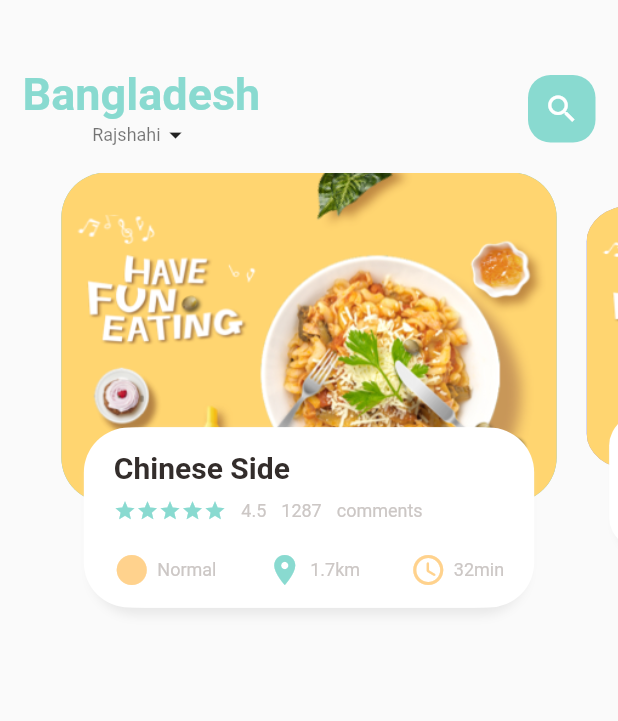
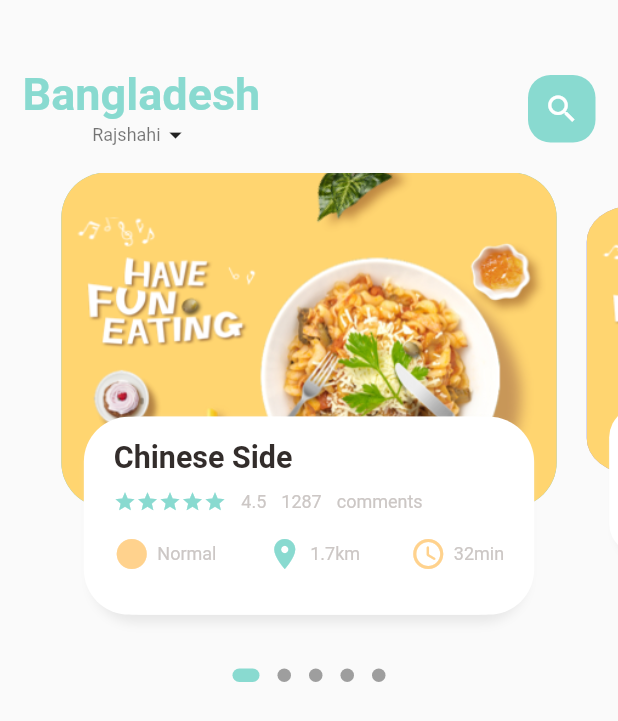
Before and after one commit to yousufCse/food_delivery, a Flutter app: the screen it shows after launch, on a phone screen of 412 x 824 dp. Shown: the top 721 px of the screen. Run offline on Flutter 3.47's test engine with Material 2 defaults, Android fonts, the phone set to English and light mode, and no system bars; drawn by our look-alikes of dots_indicator; our stand-ins replace get.

Commit message:
update some files

```diff
--- /dev/null
+++ b/lib/core/utils/dimentions.dart
@@ -0,0 +1,12 @@
+import 'package:food_delivery/core/utils/size_config.dart';
+
+class Dimentions {
+  static double pageView = SizeConfig.screenHeight / 2.54;
+  static double pageViewController = SizeConfig.screenHeight / 3.70;
+  static double pageViewTextContainer = SizeConfig.screenHeight / 5.8;
+  static double height10 = SizeConfig.screenHeight / 81.2;
+  static double height15 = SizeConfig.screenHeight / 54.13;
+  static double height20 = SizeConfig.screenHeight / 40.6;
+
+  static double font20 = SizeConfig.screenHeight / 40.6;
+}
--- a/lib/core/utils/size_config.dart
+++ b/lib/core/utils/size_config.dart
@@ -1,17 +1,15 @@
-import 'package:flutter/cupertino.dart';
+import 'package:get/get.dart';
 
 class SizeConfig {
-  static late MediaQueryData _mediaQueryData;
-  static late double screenWidth;
-  static late double screenHeight;
-  static late Orientation orientation;
+  static double screenHeight = Get.context!.height;
+  static double screenWidth = Get.context!.width;
 
-  void init(BuildContext context) {
-    _mediaQueryData = MediaQuery.of(context);
+  double getHeight(double inputHeight) {
+    return (inputHeight * screenHeight) / 812.0;
+  }
 
-    screenHeight = _mediaQueryData.size.width;
-    screenWidth = _mediaQueryData.size.height;
-    orientation = _mediaQueryData.orientation;
+  double getWidth(double inputWidth) {
+    return (inputWidth * screenWidth) / 375.0;
   }
 
   double getProportionalScreenWidth(double width) {
--- a/lib/core/widgets/big_text.dart
+++ b/lib/core/widgets/big_text.dart
@@ -1,4 +1,5 @@
 import 'package:flutter/material.dart';
+import 'package:food_delivery/core/utils/dimentions.dart';
 
 class BigText extends StatelessWidget {
   Color color;
@@ -9,7 +10,7 @@ class BigText extends StatelessWidget {
   BigText({
     Key? key,
     required this.text,
-    this.size = 20,
+    this.size = 0,
     this.overflow = TextOverflow.ellipsis,
     this.color = const Color(0xFF332d2b),
   }) : super(key: key);
@@ -23,7 +24,7 @@ class BigText extends StatelessWidget {
         color: color,
         fontWeight: FontWeight.w700,
         fontFamily: 'Roboto',
-        fontSize: size,
+        fontSize: size == 0 ? Dimentions.font20 : size,
       ),
     );
   }
--- a/lib/features/home/pages/main_food_page.dart
+++ b/lib/features/home/pages/main_food_page.dart
@@ -15,7 +15,6 @@ class MainFoodPage extends StatefulWidget {
 class _MainFoodPageState extends State<MainFoodPage> {
   @override
   Widget build(BuildContext context) {
-    SizeConfig().init(context);
     return Scaffold(
       body: Column(
         children: [
--- a/lib/features/home/widgets/food_page_body.dart
+++ b/lib/features/home/widgets/food_page_body.dart
@@ -1,5 +1,7 @@
+import 'package:dots_indicator/dots_indicator.dart';
 import 'package:flutter/material.dart';
 import 'package:food_delivery/core/utils/colors.dart';
+import 'package:food_delivery/core/utils/dimentions.dart';
 import 'package:food_delivery/core/utils/size_config.dart';
 import 'package:food_delivery/core/widgets/big_text.dart';
 import 'package:food_delivery/core/widgets/icon_and_text.dart';
@@ -16,11 +18,12 @@ class _FoodPageBodyState extends State<FoodPageBody> {
   PageController pageController = PageController(viewportFraction: 0.85);
   var _currentPageValue = 0.0;
   double _scaleFactor = 0.8;
-  double _height = 220;
+  double _height = SizeConfig().getHeight(220);
 
   @override
   void initState() {
     super.initState();
+
     pageController.addListener(() {
       setState(() {
         _currentPageValue = pageController.page!;
@@ -36,14 +39,30 @@ class _FoodPageBodyState extends State<FoodPageBody> {
 
   @override
   Widget build(BuildContext context) {
-    return Container(
-      height: 320,
+    print('height: ${MediaQuery.of(context).size.height}');
+    return Column(
+      children: [
+        Container(
+          height: SizeConfig().getHeight(320),
           child: PageView.builder(
               controller: pageController,
               itemCount: 5,
               itemBuilder: (context, position) {
                 return _buildPageItem(position);
               }),
+        ),
+        DotsIndicator(
+          dotsCount: 5,
+          position: _currentPageValue,
+          decorator: DotsDecorator(
+            size: const Size.square(9.0),
+            activeSize: const Size(18.0, 9.0),
+            activeColor: AppColors.mainColor,
+            activeShape: RoundedRectangleBorder(
+                borderRadius: BorderRadius.circular(5.0)),
+          ),
+        )
+      ],
     );
   }
 
@@ -91,7 +110,7 @@ class _FoodPageBodyState extends State<FoodPageBody> {
           Align(
             alignment: Alignment.bottomCenter,
             child: Container(
-              height: 120,
+              height: SizeConfig().getHeight(130),
               width: SizeConfig.screenWidth,
               margin: const EdgeInsets.only(left: 30, right: 30, bottom: 30),
               decoration: BoxDecoration(
@@ -119,7 +138,7 @@ class _FoodPageBodyState extends State<FoodPageBody> {
                   crossAxisAlignment: CrossAxisAlignment.start,
                   children: [
                     BigText(text: 'Chinese Side'),
-                    const SizedBox(height: 10),
+                    SizedBox(height: SizeConfig().getHeight(10)),
                     Row(
                       children: [
                         Wrap(
@@ -140,7 +159,7 @@ class _FoodPageBodyState extends State<FoodPageBody> {
                         SmallText(text: 'comments')
                       ],
                     ),
-                    const SizedBox(height: 20),
+                    SizedBox(height: SizeConfig().getHeight(15)),
                     Row(
                       mainAxisAlignment: MainAxisAlignment.spaceBetween,
                       children: const [
--- a/lib/main.dart
+++ b/lib/main.dart
@@ -1,5 +1,6 @@
 import 'package:flutter/material.dart';
 import 'package:food_delivery/features/home/pages/main_food_page.dart';
+import 'package:get/get.dart';
 
 void main() {
   runApp(const App());
@@ -10,7 +11,7 @@ class App extends StatelessWidget {
 
   @override
   Widget build(BuildContext context) {
-    return MaterialApp(
+    return GetMaterialApp(
       debugShowCheckedModeBanner: false,
       title: 'Food Delivery',
       theme: ThemeData(
--- a/pubspec.yaml
+++ b/pubspec.yaml
@@ -13,6 +13,9 @@ dependencies:
     sdk: flutter
 
   cupertino_icons: ^1.0.2
+
+  dots_indicator: ^2.1.0
+  get: ^4.6.1
 
 dev_dependencies:
   flutter_test:
```
Also changed, not shown: pubspec.lock. Lines whose indentation alone changed are shown as unchanged.
